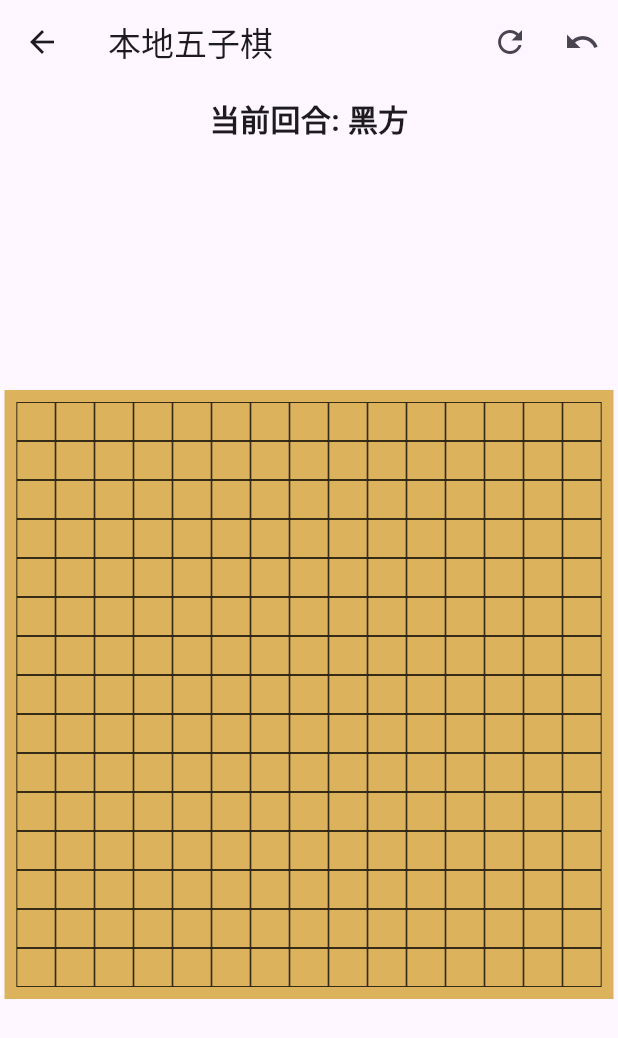
After one commit to Rebort-a/OnePiece, a Flutter app: the LocalGomokuPage screen opened directly, on a phone screen of 412 x 824 dp. The commit adds this screen. Shown: the top 1038 px of the screen. Run offline on Flutter 3.47's test engine with Material 3 defaults, Android fonts, the phone set to English and light mode, and no system bars.

Commit message:
0011.添加五子棋

```diff
--- /dev/null
+++ b/treasure/lib/05.gobang/base.dart
@@ -0,0 +1,46 @@
+import '../00.common/game/gamer.dart';
+
+class Piece {
+  final GamerType player;
+  final int row;
+  final int col;
+
+  Piece({required this.player, required this.row, required this.col});
+}
+
+class Board {
+  final int size;
+  late List<List<GamerType?>> grid;
+
+  Board({required this.size}) {
+    grid = List.generate(size, (_) => List.filled(size, null));
+  }
+
+  bool placePiece(int row, int col, GamerType player) {
+    if (grid[row][col] != null) return false;
+    grid[row][col] = player;
+    return true;
+  }
+
+  GamerType? getPiece(int row, int col) => grid[row][col];
+
+  void clear() {
+    grid = List.generate(size, (_) => List.filled(size, null));
+  }
+}
+
+class GameState {
+  final Board board;
+  GamerType currentPlayer;
+  GamerType? winner;
+  List<Piece> moveHistory = [];
+
+  GameState({required this.board, this.currentPlayer = GamerType.front});
+
+  void reset() {
+    board.clear();
+    currentPlayer = GamerType.front;
+    winner = null;
+    moveHistory.clear();
+  }
+}
--- /dev/null
+++ b/treasure/lib/05.gobang/foundation_page.dart
@@ -0,0 +1,98 @@
+import 'package:flutter/material.dart';
+import '../00.common/game/gamer.dart';
+import 'base.dart';
+import 'foundation_manager.dart';
+
+class GomokuBoard extends StatelessWidget {
+  final BaseGomokuManager manager;
+
+  const GomokuBoard({super.key, required this.manager});
+
+  @override
+  Widget build(BuildContext context) => _buildMapRegion();
+
+  Widget _buildMapRegion() => AspectRatio(
+    aspectRatio: 1.0,
+    child: Center(
+      child: Container(
+        decoration: BoxDecoration(
+          color: const Color(0xFFDCB35C),
+          border: Border.all(color: const Color(0xFFDCB35C), width: 8),
+        ),
+        child: ValueListenableBuilder(
+          valueListenable: manager.gameState,
+          builder: (context, state, child) {
+            Board board = state.board;
+            if (board.size == 0) {
+              return const Center(child: Text('地图数据为空'));
+            }
+
+            return LayoutBuilder(
+              builder: (context, constraints) {
+                final double boardSize = _calculateBoardSize(
+                  constraints,
+                  board.size,
+                );
+                final double cellSize = boardSize / board.size;
+
+                return SizedBox(
+                  width: boardSize,
+                  height: boardSize,
+                  child: GridView.builder(
+                    physics: const NeverScrollableScrollPhysics(),
+                    gridDelegate: SliverGridDelegateWithFixedCrossAxisCount(
+                      crossAxisCount: board.size,
+                      childAspectRatio: 1,
+                      mainAxisSpacing: 0,
+                      crossAxisSpacing: 0,
+                    ),
+                    itemCount: board.size * board.size,
+                    itemBuilder: (context, index) {
+                      final int row = index ~/ board.size;
+                      final int col = index % board.size;
+                      final piece = board.getPiece(row, col);
+
+                      return Container(
+                        decoration: BoxDecoration(
+                          border: Border.all(color: Colors.black, width: 0.5),
+                        ),
+                        child: Center(
+                          child: piece != null
+                              ? Container(
+                                  width: cellSize * 0.8,
+                                  height: cellSize * 0.8,
+                                  decoration: BoxDecoration(
+                                    shape: BoxShape.circle,
+                                    color: piece == GamerType.front
+                                        ? Colors.black
+                                        : Colors.white,
+                                    border: piece == GamerType.rear
+                                        ? Border.all(
+                                            color: Colors.black,
+                                            width: 1.5,
+                                          )
+                                        : null,
+                                  ),
+                                )
+                              : GestureDetector(
+                                  onTap: () => manager.placePiece(row, col),
+                                  child: Container(color: Colors.transparent),
+                                ),
+                        ),
+                      );
+                    },
+                  ),
+                );
+              },
+            );
+          },
+        ),
+      ),
+    ),
+  );
+
+  double _calculateBoardSize(BoxConstraints constraints, int cellCount) {
+    final double maxSize = constraints.maxWidth;
+    return (maxSize ~/ cellCount) * cellCount.toDouble();
+  }
+}
--- /dev/null
+++ b/treasure/lib/05.gobang/local_main_page.dart
@@ -0,0 +1,61 @@
+// local_main_page.dart
+import 'package:flutter/material.dart';
+import '../00.common/game/gamer.dart';
+import 'base.dart';
+import 'local_chess_manager.dart';
+import 'foundation_page.dart';
+
+class LocalGomokuPage extends StatefulWidget {
+  const LocalGomokuPage({super.key});
+
+  @override
+  State<LocalGomokuPage> createState() => _LocalGomokuPageState();
+}
+
+class _LocalGomokuPageState extends State<LocalGomokuPage> {
+  late final LocalGomokuManager manager;
+
+  @override
+  void initState() {
+    super.initState();
+    manager = LocalGomokuManager();
+  }
+
+  @override
+  Widget build(BuildContext context) {
+    return Scaffold(
+      appBar: AppBar(
+        title: const Text('本地五子棋'),
+        actions: [
+          IconButton(
+            icon: const Icon(Icons.refresh),
+            onPressed: manager.resetGame,
+          ),
+          IconButton(icon: const Icon(Icons.undo), onPressed: manager.undoMove),
+        ],
+      ),
+      body: Column(
+        children: [
+          ValueListenableBuilder<GameState>(
+            valueListenable: manager.gameState,
+            builder: (context, state, child) {
+              return Padding(
+                padding: const EdgeInsets.all(8.0),
+                child: Text(
+                  state.winner == null
+                      ? '当前回合: ${state.currentPlayer == GamerType.front ? "黑方" : "白方"}'
+                      : '${state.winner == GamerType.front ? "黑方" : "白方"}获胜!',
+                  style: const TextStyle(
+                    fontSize: 20,
+                    fontWeight: FontWeight.bold,
+                  ),
+                ),
+              );
+            },
+          ),
+          Expanded(child: GomokuBoard(manager: manager)),
+        ],
+      ),
+    );
+  }
+}
```
Also changed, not shown: treasure/lib/01.home/route.dart (+15 -2 lines), treasure/lib/05.gobang/extension.dart (added, +29 -0 lines), treasure/lib/05.gobang/foundation_manager.dart (added, +74 -0 lines), treasure/lib/05.gobang/local_chess_manager.dart (added, +33 -0 lines), treasure/lib/05.gobang/net_chess_manager.dart (added, +99 -0 lines), treasure/lib/05.gobang/net_main_page.dart (added, +78 -0 lines).
